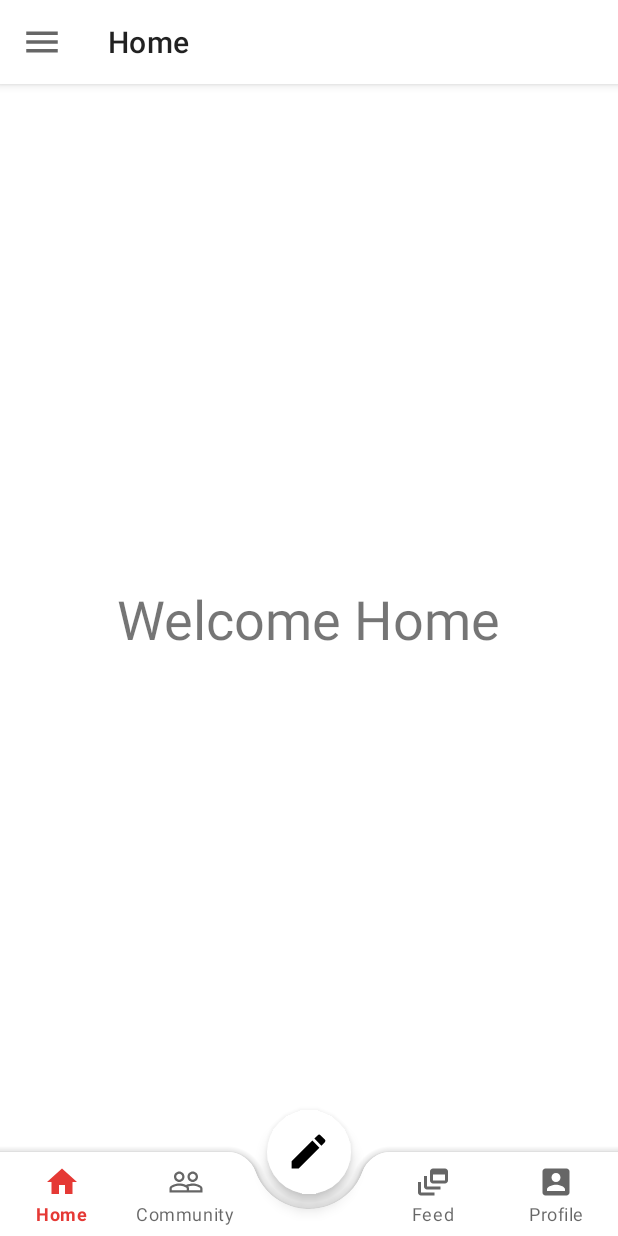
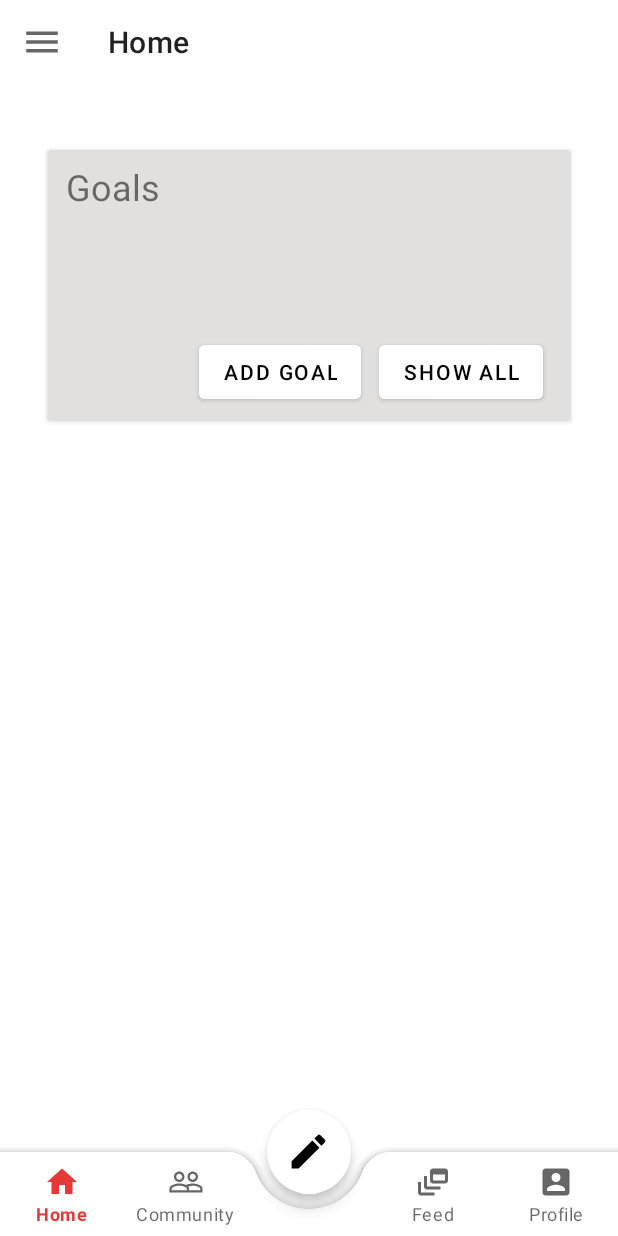
Before and after one commit to JDesignEra/Tellago, an Android app: the HomeFragment screen opened directly, with no data from a screen before it, on a phone screen of 412 x 824 dp. Run offline under Robolectric (Android 15) with nearby library versions, the phone set to English and light mode, and no system bars; our stand-ins replace Firebase (no records; nobody signed in at launch, a user with empty details on screens opened directly); libraries missing offline, so code that uses them is left out: com.firebase.ui; pictures from the network do not load.

Commit message:
Added cardview for 'Goals' in Home Fragment

```diff
--- a/app/src/main/res/layout/fragment_account.xml
+++ b/app/src/main/res/layout/fragment_account.xml
@@ -29,10 +29,11 @@
             app:layout_constraintTop_toBottomOf="@id/toolbar_Account"
             app:layout_constraintLeft_toLeftOf="parent"
             app:layout_constraintRight_toRightOf="parent">
+
             <TextView
                 android:layout_width="wrap_content"
                 android:layout_height="wrap_content"
-                android:text="Note: Your Personal Account Information will not appear in your Public Profile.">
+                android:text="Note: Your Personal Account Information will not appear in your Public Profile. You will be redirected to the sign in page after changing your email and/or password.">
 
             </TextView>
         </LinearLayout>
--- a/app/src/main/res/layout/fragment_home.xml
+++ b/app/src/main/res/layout/fragment_home.xml
@@ -7,9 +7,11 @@
     tools:context=".fragments.HomeFragment">
 
     <androidx.coordinatorlayout.widget.CoordinatorLayout
+        android:id="@+id/coord_layout_home"
         android:layout_width="match_parent"
-        android:layout_height="match_parent"
-        android:layout_marginBottom="50dp">
+        android:layout_height="wrap_content"
+        android:layout_marginBottom="50dp"
+        app:layout_constraintTop_toTopOf="parent">
 
         <com.google.android.material.appbar.AppBarLayout
             android:id="@+id/appBarLayout_home"
@@ -28,15 +30,64 @@
 
     </androidx.coordinatorlayout.widget.CoordinatorLayout>
 
-    <TextView
-        android:layout_width="wrap_content"
-        android:layout_height="wrap_content"
-        android:text="Welcome Home"
-        android:textSize="36sp"
-        app:layout_constraintTop_toTopOf="parent"
-        app:layout_constraintBottom_toBottomOf="parent"
+
+    <androidx.cardview.widget.CardView
+        android:id="@+id/cv_LifeAspiration"
+        android:layout_width="match_parent"
+        android:layout_height="180dp"
+        android:layout_marginHorizontal="32dp"
+        android:layout_marginTop="44dp"
+        app:layout_constraintHorizontal_bias="1.0"
         app:layout_constraintLeft_toLeftOf="parent"
         app:layout_constraintRight_toRightOf="parent"
-        />
+        app:layout_constraintTop_toBottomOf="@id/coord_layout_home">
+
+        <androidx.constraintlayout.widget.ConstraintLayout
+            android:layout_width="match_parent"
+            android:layout_height="match_parent"
+            android:background="@color/colorUnderlyingBackground"
+            >
+
+            <TextView
+                android:layout_width="wrap_content"
+                android:layout_height="wrap_content"
+                android:text="Goals"
+                app:layout_constraintTop_toTopOf="parent"
+                app:layout_constraintLeft_toLeftOf="parent"
+                android:layout_marginLeft="12dp"
+                android:layout_marginTop="8dp"
+                android:textSize="24sp"
+                />
+
+            <Button
+                android:id="@+id/btn_AddGoal"
+                android:layout_width="wrap_content"
+                android:layout_height="wrap_content"
+                app:layout_constraintBottom_toBottomOf="parent"
+                app:layout_constraintRight_toLeftOf="@id/btn_ShowAllGoals"
+                android:layout_marginEnd="12dp"
+                android:layout_marginBottom="8dp"
+                android:backgroundTint="@color/colorBackground"
+                android:textColor="@color/colorTextBlack"
+                android:text="Add Goal" />
+
+            <Button
+                android:id="@+id/btn_ShowAllGoals"
+                android:layout_width="wrap_content"
+                android:layout_height="wrap_content"
+                app:layout_constraintBottom_toBottomOf="parent"
+                app:layout_constraintRight_toRightOf="parent"
+                android:layout_marginEnd="18dp"
+                android:layout_marginBottom="8dp"
+                android:backgroundTint="@color/colorBackground"
+                android:textColor="@color/colorTextBlack"
+                android:text="Show All" />
+
+
+        </androidx.constraintlayout.widget.ConstraintLayout>
+
+
+    </androidx.cardview.widget.CardView>
+
 
 </androidx.constraintlayout.widget.ConstraintLayout>
```
Also changed, not shown: app/src/main/java/com/tellago/fragments/HomeFragment.kt (+0 -9 lines).
